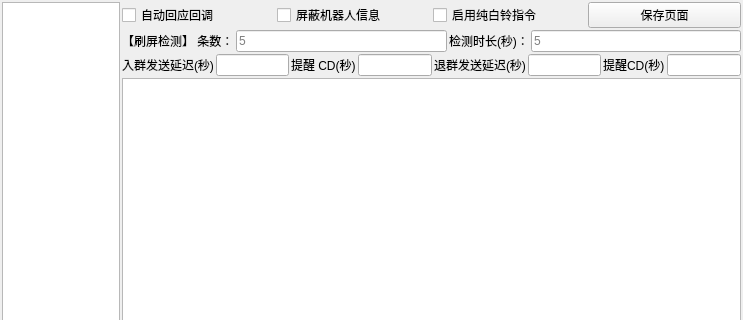
Before: the Qt Designer form ui/qunguan.ui in qiancao1/chun_bai_ling, drawn with Qt 5; both pictures show x 0 to 743 and y 0 to 320 of the 743 by 484 pixel window.
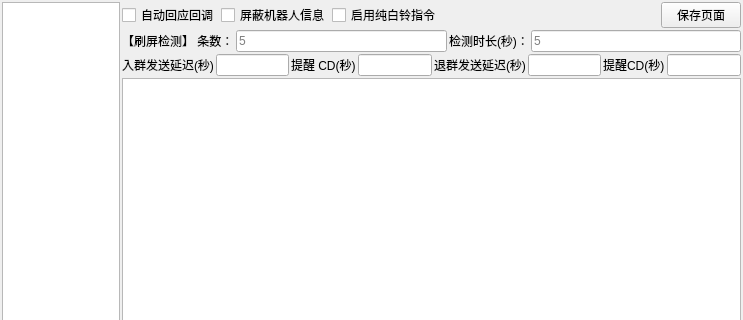
After: the same form once the commit is applied.

```diff
--- a/ui/qunguan.ui
+++ b/ui/qunguan.ui
@@ -82,6 +82,19 @@
          </property>
         </widget>
        </item>
+       <item>
+        <spacer name="horizontalSpacer">
+         <property name="orientation">
+          <enum>Qt::Horizontal</enum>
+         </property>
+         <property name="sizeHint" stdset="0">
+          <size>
+           <width>40</width>
+           <height>20</height>
+          </size>
+         </property>
+        </spacer>
+       </item>
        <item>
         <widget class="QPushButton" name="pushButton">
          <property name="text">
```
